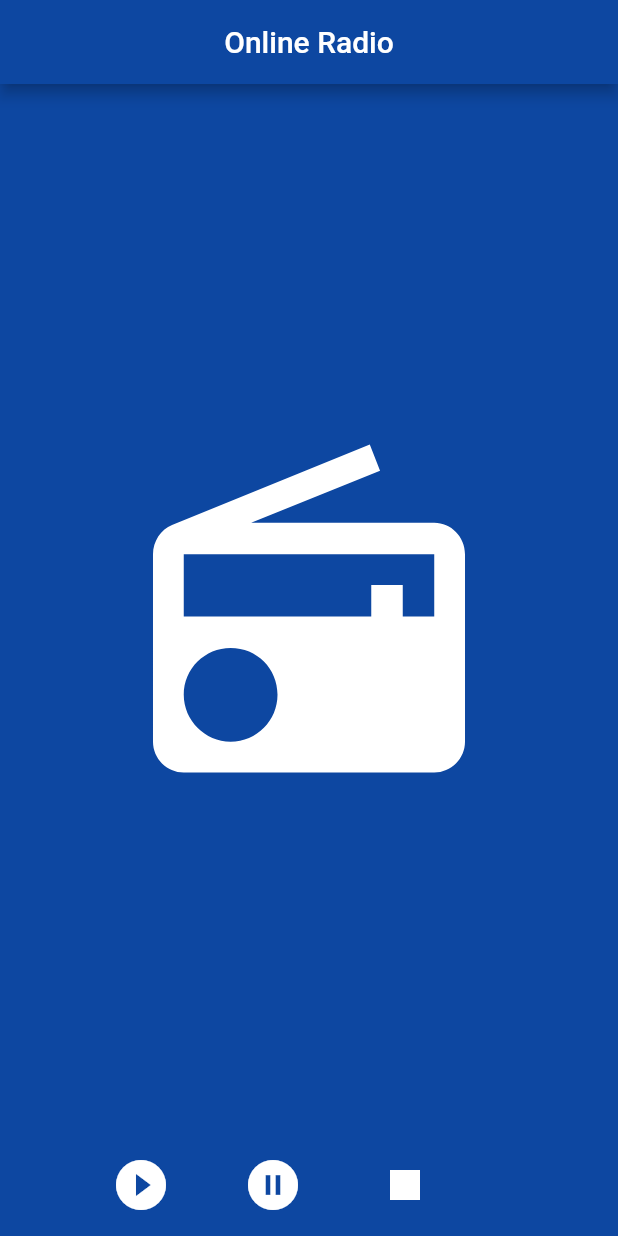
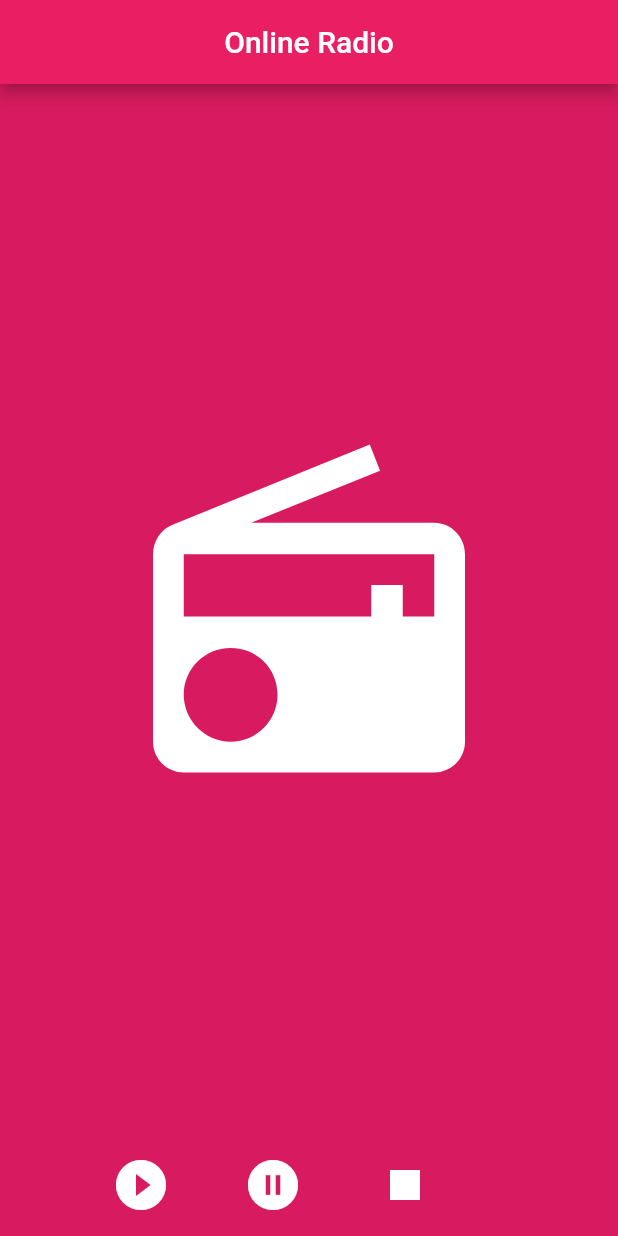
Before and after one commit to mayaaz/online-radio, a Flutter app: the screen it shows after launch, on a phone screen of 412 x 824 dp. Run offline on Flutter 3.47's test engine with Material 2 defaults, Android fonts, the phone set to English and light mode, and no system bars; our stand-ins replace audioplayers; missing offline and left inert: flutter_radio.

```diff
--- a/lib/main.dart
+++ b/lib/main.dart
@@ -35,11 +35,11 @@ class _MyAppState extends State<MyApp> {
       home: new Scaffold(
         appBar: new AppBar(
           title: const Text('Online Radio'),
-          backgroundColor: Colors.blue.shade900,
+          backgroundColor: Colors.pink.shade500,
           centerTitle: true,
         ),
         body: Container(
-          color: Colors.blue.shade900,
+          color: Colors.pink.shade600,
           child: Column(
             children: <Widget>[
               Expanded(
```
Also changed, not shown: 20 other files.
